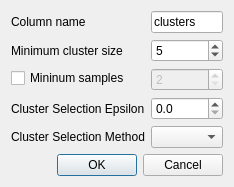
The window that lib/ui/clusterize_dialog.ui (metgem/metgem) describes before a commit, drawn with Qt 5.
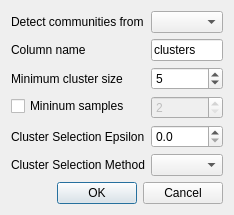
The same window after the commit.

Commit message: Add dialog to cluterize nodes using HDBScan algorithm

```diff
--- a/lib/ui/clusterize_dialog.ui
+++ b/lib/ui/clusterize_dialog.ui
@@ -10,21 +10,21 @@
     <x>0</x>
     <y>0</y>
     <width>230</width>
-    <height>164</height>
+    <height>197</height>
    </rect>
   </property>
   <property name="windowTitle">
    <string>Clusterize</string>
   </property>
   <layout class="QFormLayout" name="formLayout">
-   <item row="0" column="0">
+   <item row="1" column="0">
     <widget class="QLabel" name="label">
      <property name="text">
       <string>Column name</string>
      </property>
     </widget>
    </item>
-   <item row="0" column="1">
+   <item row="1" column="1">
     <widget class="QLineEdit" name="btColumnName">
      <property name="toolTip">
       <string>Name of data column that will be created</string>
@@ -34,14 +34,14 @@
      </property>
     </widget>
    </item>
-   <item row="1" column="0">
+   <item row="2" column="0">
     <widget class="QLabel" name="label_2">
      <property name="text">
       <string>Minimum cluster size</string>
      </property>
     </widget>
    </item>
-   <item row="1" column="1">
+   <item row="2" column="1">
     <widget class="QSpinBox" name="spinMinClusterSize">
      <property name="toolTip">
       <string>The minimum size of clusters; single linkage splits that contain fewer points than this will be considered points “falling out” of a cluster rather than a cluster splitting into two new clusters.</string>
@@ -57,7 +57,7 @@
      </property>
     </widget>
    </item>
-   <item row="5" column="0" colspan="2">
+   <item row="6" column="0" colspan="2">
     <widget class="QDialogButtonBox" name="buttonBox">
      <property name="orientation">
       <enum>Qt::Horizontal</enum>
@@ -67,14 +67,14 @@
      </property>
     </widget>
    </item>
-   <item row="2" column="0">
+   <item row="3" column="0">
     <widget class="QCheckBox" name="chkMinSamples">
      <property name="text">
       <string>Mininum samples</string>
      </property>
     </widget>
    </item>
-   <item row="2" column="1">
+   <item row="3" column="1">
     <widget class="QSpinBox" name="spinMinSamples">
      <property name="enabled">
       <bool>false</bool>
@@ -90,14 +90,14 @@
      </property>
     </widget>
    </item>
-   <item row="3" column="0">
+   <item row="4" column="0">
     <widget class="QLabel" name="label_3">
      <property name="text">
       <string>Cluster Selection Epsilon</string>
      </property>
     </widget>
    </item>
-   <item row="3" column="1">
+   <item row="4" column="1">
     <widget class="QDoubleSpinBox" name="spinEpsilon">
      <property name="toolTip">
       <string>A distance threshold. Clusters below this value will be merged.</string>
@@ -113,20 +113,30 @@
      </property>
     </widget>
    </item>
-   <item row="4" column="0">
+   <item row="5" column="0">
     <widget class="QLabel" name="label_4">
      <property name="text">
       <string>Cluster Selection Method</string>
      </property>
     </widget>
    </item>
-   <item row="4" column="1">
+   <item row="5" column="1">
     <widget class="QComboBox" name="cbMethod">
      <property name="toolTip">
       <string>The method used to select clusters from the condensed tree. The standard approach for HDBSCAN* is to use an Excess of Mass algorithm to find the most persistent clusters. Alternatively you can instead select the clusters at the leaves of the tree – this provides the most fine grained and homogeneous clusters.</string>
      </property>
     </widget>
    </item>
+   <item row="0" column="0">
+    <widget class="QLabel" name="label_5">
+     <property name="text">
+      <string>Detect communities from</string>
+     </property>
+    </widget>
+   </item>
+   <item row="0" column="1">
+    <widget class="QComboBox" name="cbView"/>
+   </item>
   </layout>
  </widget>
  <resources/>
```
The commit also changes 3 other files.
